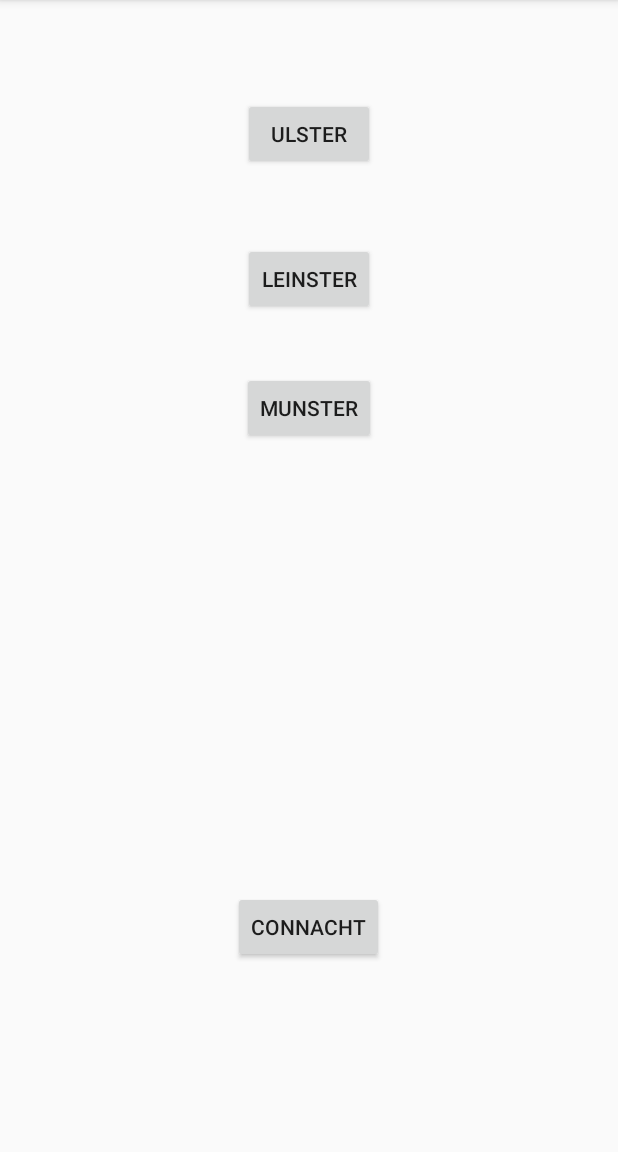
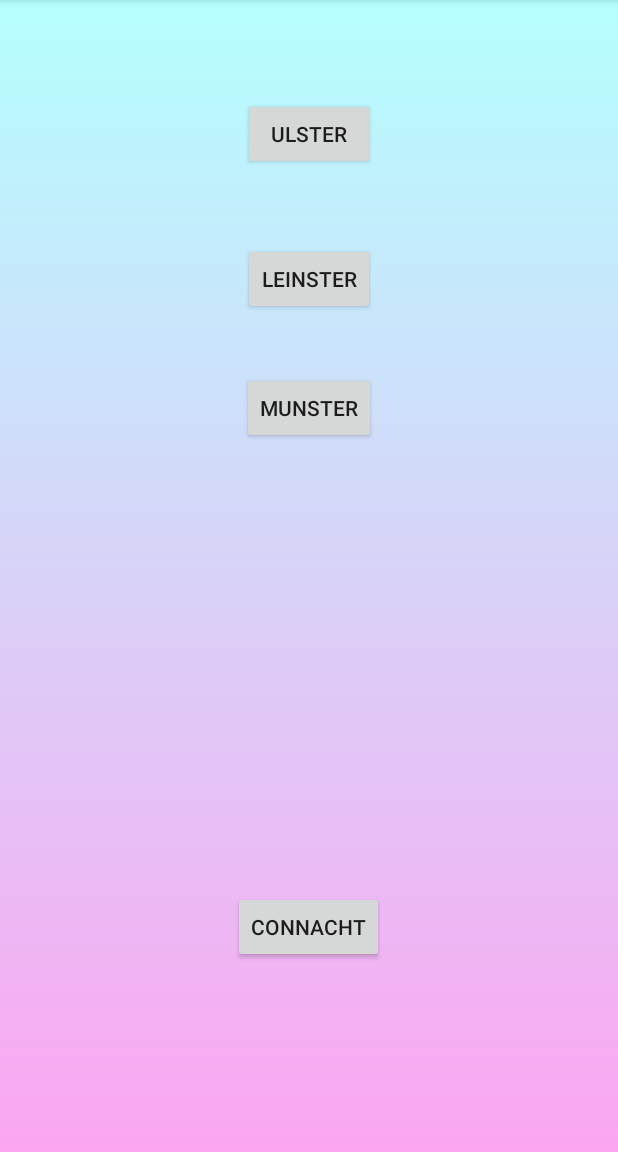
Before and after one commit to eriksburka/Final-Year-Project, an Android app: the screen it shows after launch (InquiryPage1Activity), on a phone screen of 412 x 824 dp, the part 84-1236 px from its top. Run offline under Robolectric (Android 15) with nearby library versions, the phone set to English and light mode, and no system bars.

Commit message:
Changed background colour

```diff
--- /dev/null
+++ b/app/src/main/res/drawable/background_colour.xml
@@ -0,0 +1,8 @@
+<?xml version="1.0" encoding="utf-8"?>
+<shape xmlns:android="http://schemas.android.com/apk/res/android"
+    android:shape="rectangle">
+    <gradient
+        android:startColor="#FCA5F1"
+        android:endColor="#B5FFFF"
+        android:angle="90"/>
+</shape>
--- a/app/src/main/res/layout/activity_inquiry_page1.xml
+++ b/app/src/main/res/layout/activity_inquiry_page1.xml
@@ -4,6 +4,7 @@
     xmlns:tools="http://schemas.android.com/tools"
     android:layout_width="match_parent"
     android:layout_height="match_parent"
+    android:background="@drawable/background_colour"
     tools:context=".InquiryPage1Activity">
 
     <RelativeLayout
--- a/app/src/main/res/layout/activity_inquiry_page2.xml
+++ b/app/src/main/res/layout/activity_inquiry_page2.xml
@@ -4,6 +4,7 @@
     xmlns:tools="http://schemas.android.com/tools"
     android:layout_width="match_parent"
     android:layout_height="match_parent"
+    android:background="@drawable/background_colour"
     tools:context=".InquiryPage2Activity">
 
     <TextView
--- a/app/src/main/res/layout/activity_inquiry_page3.xml
+++ b/app/src/main/res/layout/activity_inquiry_page3.xml
@@ -5,6 +5,7 @@
     android:layout_width="match_parent"
     android:layout_height="match_parent"
     tools:context=".InquiryPage3Activity"
+    android:background="@drawable/background_colour"
     tools:layout_editor_absoluteY="81dp">
 
     <Spinner
--- a/app/src/main/res/layout/activity_main.xml
+++ b/app/src/main/res/layout/activity_main.xml
@@ -4,6 +4,7 @@
     xmlns:tools="http://schemas.android.com/tools"
     android:layout_width="match_parent"
     android:layout_height="match_parent"
+    android:background="@drawable/background_colour"
     tools:context=".MainActivity">
 
     <TextView
--- a/app/src/main/res/layout/activity_profile.xml
+++ b/app/src/main/res/layout/activity_profile.xml
@@ -4,6 +4,7 @@
     xmlns:tools="http://schemas.android.com/tools"
     android:layout_width="match_parent"
     android:layout_height="match_parent"
+    android:background="@drawable/background_colour"
     tools:context=".ProfileActivity">
 
     <TextView
--- a/app/src/main/res/layout/activity_splash_screen.xml
+++ b/app/src/main/res/layout/activity_splash_screen.xml
@@ -4,6 +4,7 @@
     xmlns:tools="http://schemas.android.com/tools"
     android:layout_width="match_parent"
     android:layout_height="match_parent"
+    android:background="@drawable/background_colour"
     tools:context=".SplashScreenActivity">
 
     <com.airbnb.lottie.LottieAnimationView
```
